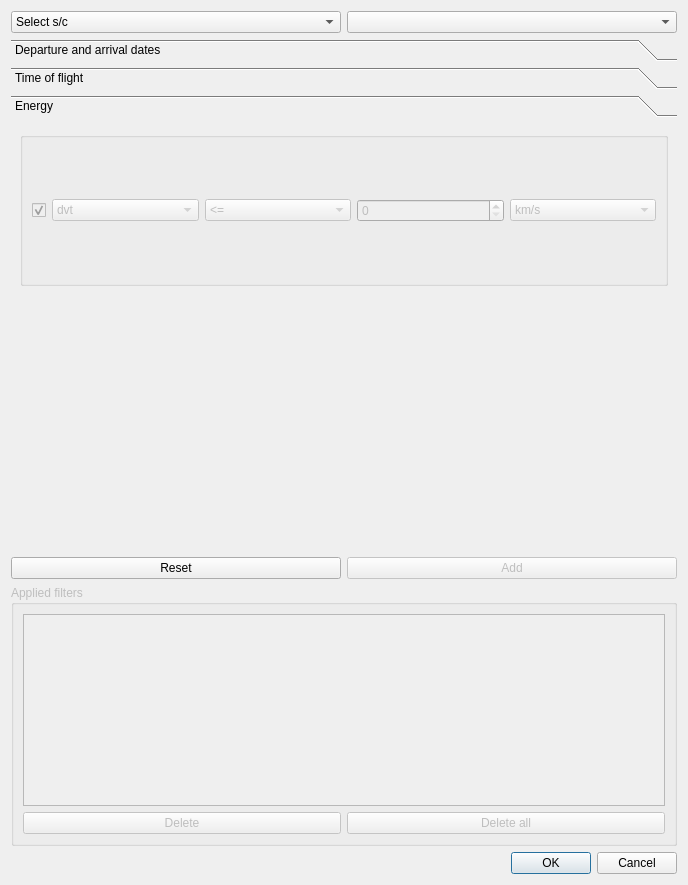
First picture: the form in src/sonet_pcp_filter_qt.ui, repository jorialand/sonet_tfm_horia, before the edit.
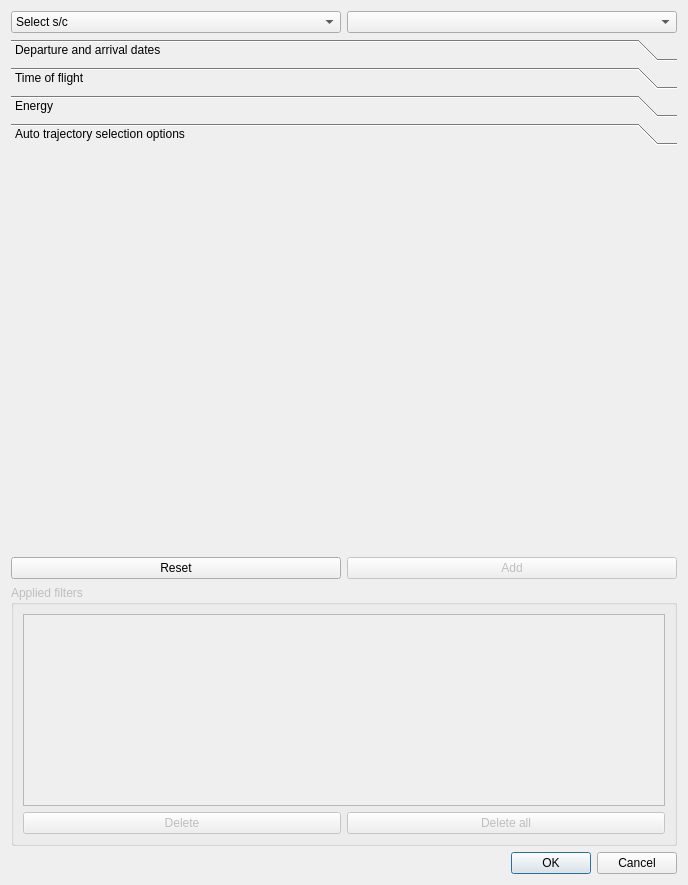
Second picture: the form after the edit.

Patch:
```diff
--- a/src/sonet_pcp_filter_qt.ui
+++ b/src/sonet_pcp_filter_qt.ui
@@ -45,7 +45,7 @@
    <item row="4" column="0" colspan="2">
     <widget class="QToolBox" name="toolBox">
      <property name="currentIndex">
-      <number>2</number>
+      <number>3</number>
      </property>
      <widget class="QWidget" name="page_3">
       <property name="geometry">
@@ -663,6 +663,14 @@
       </layout>
      </widget>
      <widget class="QWidget" name="page_5">
+      <property name="geometry">
+       <rect>
+        <x>0</x>
+        <y>0</y>
+        <width>664</width>
+        <height>86</height>
+       </rect>
+      </property>
       <attribute name="label">
        <string>Energy</string>
       </attribute>
@@ -808,6 +816,22 @@
        </item>
       </layout>
      </widget>
+     <widget class="QWidget" name="options_page">
+      <attribute name="label">
+       <string>Auto trajectory selection options</string>
+      </attribute>
+      <widget class="QWidget" name="gridLayoutWidget">
+       <property name="geometry">
+        <rect>
+         <x>90</x>
+         <y>0</y>
+         <width>160</width>
+         <height>80</height>
+        </rect>
+       </property>
+       <layout class="QGridLayout" name="gridLayout_3"/>
+      </widget>
+     </widget>
     </widget>
    </item>
    <item row="3" column="0" colspan="2">
```
Left out of the diff: 98 changed lines with no effect on the pictures.
